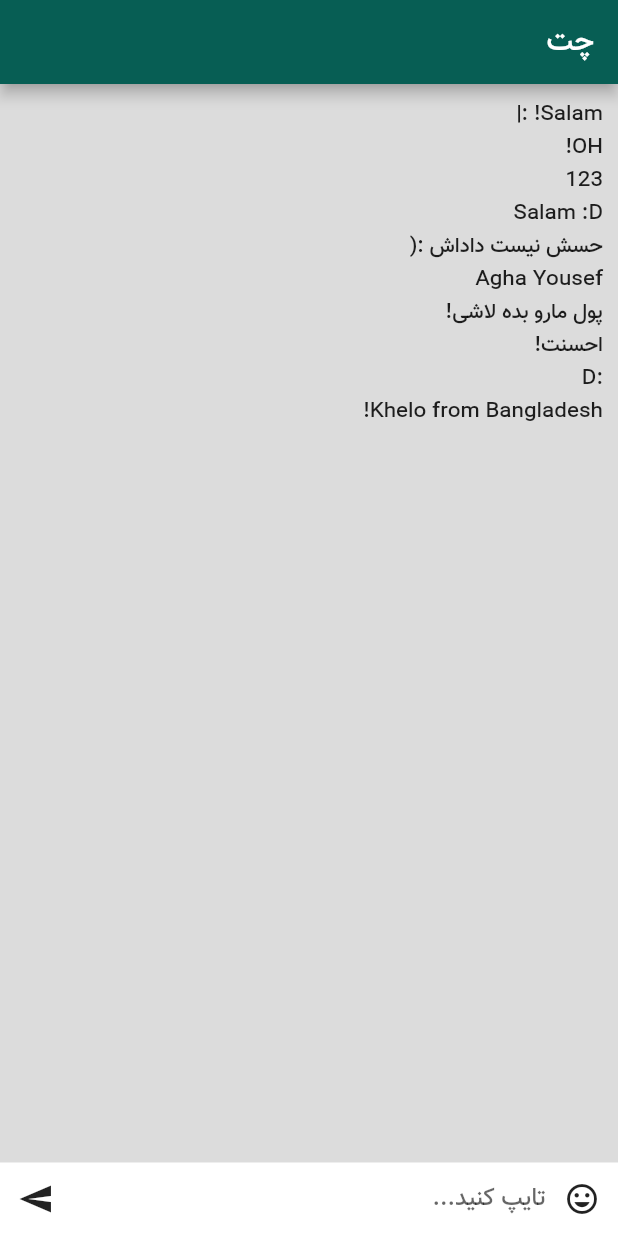
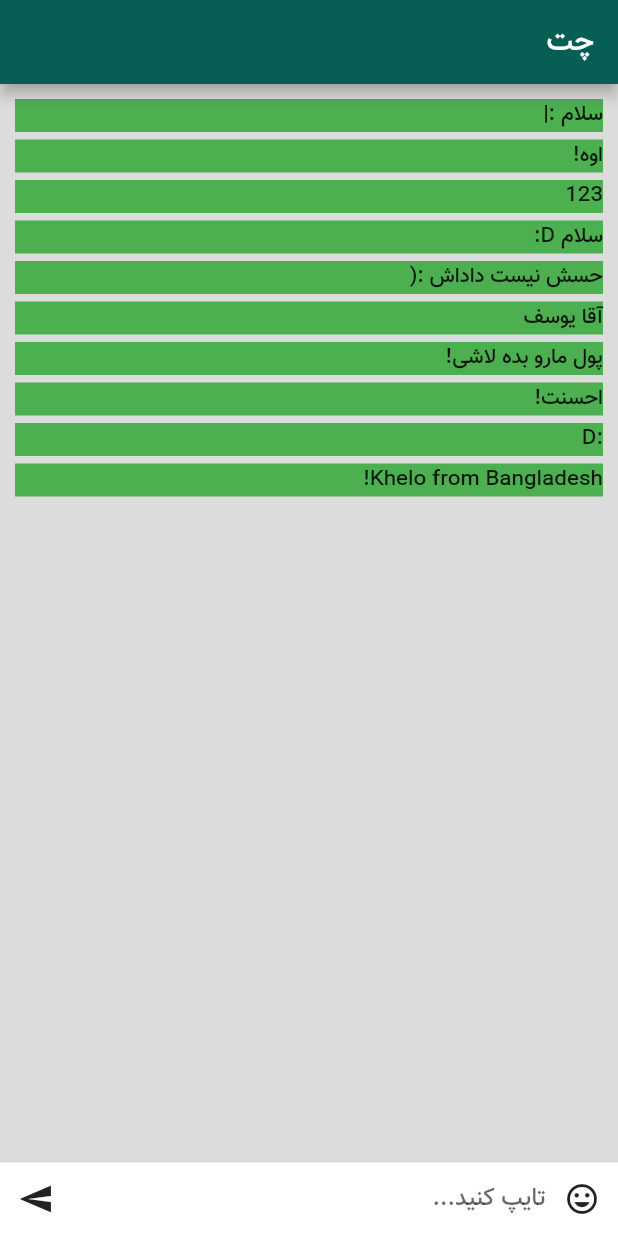
Before and after one commit to YRlp98/Whatsapp, a Flutter app: the screen it shows after launch, on a phone screen of 412 x 824 dp. Run offline on Flutter 3.47's test engine with Material 2 defaults, Android fonts, the phone set to English and light mode, and no system bars; our stand-ins replace cached_network_image, camera, connectivity, flutter_map, google_maps_flutter, latlong and 5 more; missing offline and left inert: thumbnails; accounts and stored records are empty.

Commit message:
Make some Change in chat_model messages

```diff
--- a/lib/models/chat_model.dart
+++ b/lib/models/chat_model.dart
@@ -10,13 +10,13 @@ class ChatModel {
 List<ChatModel> dummyData = [
   ChatModel(
       name: 'Yousef Roshandel',
-      message: 'Salam! :|',
+      message: 'سلام :|',
       time: '05:05',
       avatarUrl:
           'https://lh6.googleusercontent.com/-HOemVlYejDk/AAAAAAAAAAI/AAAAAAAAF44/aCzKo-Ta66E/photo.jpg?sz=200'),
   ChatModel(
       name: 'Sembele Ghoz',
-      message: 'OH!',
+      message: 'اوه!',
       time: '04:04',
       avatarUrl:
           'https://steamcdn-a.akamaihd.net/steamcommunity/public/images/avatars/3d/3d2219d9644f01e9c52b0959d13771b9f029a411_full.jpg'),
@@ -29,7 +29,7 @@ List<ChatModel> dummyData = [
   ),
   ChatModel(
     name: 'Arash Barahmand',
-    message: 'Salam :D',
+    message: 'سلام D:',
     time: '03:03',
     avatarUrl:
         'https://media.licdn.com/dms/image/C5603AQFUrwhCUSj0mA/profile-displayphoto-shrink_800_800/0?e=1550707200&v=beta&t=c8xecOnBri7-ysl2hGoDZD0rsjlJTrXgKBtHqHwVDtM',
@@ -43,7 +43,7 @@ List<ChatModel> dummyData = [
   ),
   ChatModel(
     name: 'Agha Mahdi',
-    message: 'Agha Yousef',
+    message: 'آقا یوسف',
     time: '03:03',
     avatarUrl:
         'https://media.licdn.com/dms/image/C4E03AQGJYHVJNlmriA/profile-displayphoto-shrink_800_800/0?e=1550707200&v=beta&t=LRQ06FOYwjf0ohxYAZ6rFS9YOMPgxnVsEssw2vRDag0',
--- a/lib/pages/socket_io_screen.dart
+++ b/lib/pages/socket_io_screen.dart
@@ -37,6 +37,8 @@ class SocketIoScreenState extends State<SocketIoScreen> {
                     itemCount: _messages.length,
                     itemBuilder: (BuildContext context, int index) {
                       return new Container(
+                        margin: const EdgeInsets.only(bottom: 5),
+                        decoration: new BoxDecoration(color: Colors.green),
                         child: new Row(
                           children: <Widget>[
                             new Text(_messages[index].message)
```
